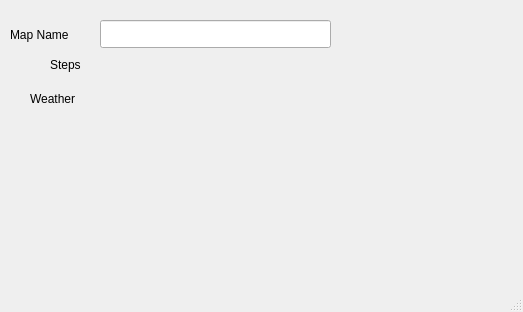
Before: the Qt Designer form ui/map_properties.ui in jrgp/soldat-pymapper, drawn with Qt 5.
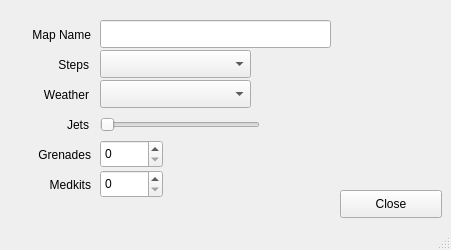
After: the same form once the commit is applied.

Commit message:
Adding more items to the map properties box
We now have (with values filled in):

- Name
- Steps (dropdown)
- Weather (dropdown)
- Jets (slider)
- Grenades (spinbox)
- Medkits (spinbox)

```diff
--- a/ui/map_properties.ui
+++ b/ui/map_properties.ui
@@ -9,8 +9,8 @@
    <rect>
     <x>0</x>
     <y>0</y>
-    <width>523</width>
-    <height>312</height>
+    <width>451</width>
+    <height>250</height>
    </rect>
   </property>
   <property name="sizePolicy">
@@ -36,7 +36,7 @@
    <widget class="QLabel" name="label">
     <property name="geometry">
      <rect>
-      <x>10</x>
+      <x>0</x>
       <y>20</y>
       <width>91</width>
       <height>30</height>
@@ -45,31 +45,160 @@
     <property name="text">
      <string>Map Name</string>
     </property>
+    <property name="alignment">
+     <set>Qt::AlignRight|Qt::AlignTrailing|Qt::AlignVCenter</set>
+    </property>
    </widget>
    <widget class="QLabel" name="label_2">
     <property name="geometry">
      <rect>
-      <x>50</x>
+      <x>20</x>
       <y>50</y>
       <width>69</width>
       <height>30</height>
      </rect>
     </property>
+    <property name="layoutDirection">
+     <enum>Qt::LeftToRight</enum>
+    </property>
     <property name="text">
      <string>Steps</string>
     </property>
+    <property name="alignment">
+     <set>Qt::AlignRight|Qt::AlignTrailing|Qt::AlignVCenter</set>
+    </property>
    </widget>
    <widget class="QLabel" name="label_3">
     <property name="geometry">
      <rect>
-      <x>30</x>
-      <y>90</y>
+      <x>20</x>
+      <y>80</y>
       <width>69</width>
-      <height>18</height>
+      <height>30</height>
      </rect>
     </property>
     <property name="text">
      <string>Weather</string>
+    </property>
+    <property name="alignment">
+     <set>Qt::AlignRight|Qt::AlignTrailing|Qt::AlignVCenter</set>
+    </property>
+   </widget>
+   <widget class="QComboBox" name="stepsComboBox">
+    <property name="geometry">
+     <rect>
+      <x>100</x>
+      <y>50</y>
+      <width>151</width>
+      <height>28</height>
+     </rect>
+    </property>
+   </widget>
+   <widget class="QComboBox" name="weatherComboBox">
+    <property name="geometry">
+     <rect>
+      <x>100</x>
+      <y>80</y>
+      <width>151</width>
+      <height>28</height>
+     </rect>
+    </property>
+   </widget>
+   <widget class="QPushButton" name="saveButton">
+    <property name="geometry">
+     <rect>
+      <x>340</x>
+      <y>190</y>
+      <width>102</width>
+      <height>28</height>
+     </rect>
+    </property>
+    <property name="text">
+     <string>Close</string>
+    </property>
+   </widget>
+   <widget class="QLabel" name="label_4">
+    <property name="geometry">
+     <rect>
+      <x>20</x>
+      <y>110</y>
+      <width>69</width>
+      <height>30</height>
+     </rect>
+    </property>
+    <property name="text">
+     <string>Jets</string>
+    </property>
+    <property name="alignment">
+     <set>Qt::AlignRight|Qt::AlignTrailing|Qt::AlignVCenter</set>
+    </property>
+   </widget>
+   <widget class="QSlider" name="jetsSlider">
+    <property name="geometry">
+     <rect>
+      <x>100</x>
+      <y>110</y>
+      <width>160</width>
+      <height>30</height>
+     </rect>
+    </property>
+    <property name="maximum">
+     <number>100</number>
+    </property>
+    <property name="orientation">
+     <enum>Qt::Horizontal</enum>
+    </property>
+   </widget>
+   <widget class="QSpinBox" name="grenadesSpinBox">
+    <property name="geometry">
+     <rect>
+      <x>100</x>
+      <y>140</y>
+      <width>63</width>
+      <height>28</height>
+     </rect>
+    </property>
+   </widget>
+   <widget class="QLabel" name="label_5">
+    <property name="geometry">
+     <rect>
+      <x>10</x>
+      <y>140</y>
+      <width>81</width>
+      <height>30</height>
+     </rect>
+    </property>
+    <property name="text">
+     <string>Grenades</string>
+    </property>
+    <property name="alignment">
+     <set>Qt::AlignRight|Qt::AlignTrailing|Qt::AlignVCenter</set>
+    </property>
+   </widget>
+   <widget class="QSpinBox" name="medkitsSpinBox">
+    <property name="geometry">
+     <rect>
+      <x>100</x>
+      <y>170</y>
+      <width>63</width>
+      <height>28</height>
+     </rect>
+    </property>
+   </widget>
+   <widget class="QLabel" name="label_6">
+    <property name="geometry">
+     <rect>
+      <x>10</x>
+      <y>170</y>
+      <width>81</width>
+      <height>30</height>
+     </rect>
+    </property>
+    <property name="text">
+     <string>Medkits</string>
+    </property>
+    <property name="alignment">
+     <set>Qt::AlignRight|Qt::AlignTrailing|Qt::AlignVCenter</set>
     </property>
    </widget>
   </widget>
```
Left out of the diff: 3 changed lines with no effect on the pictures. The commit also changes 1 other file.
